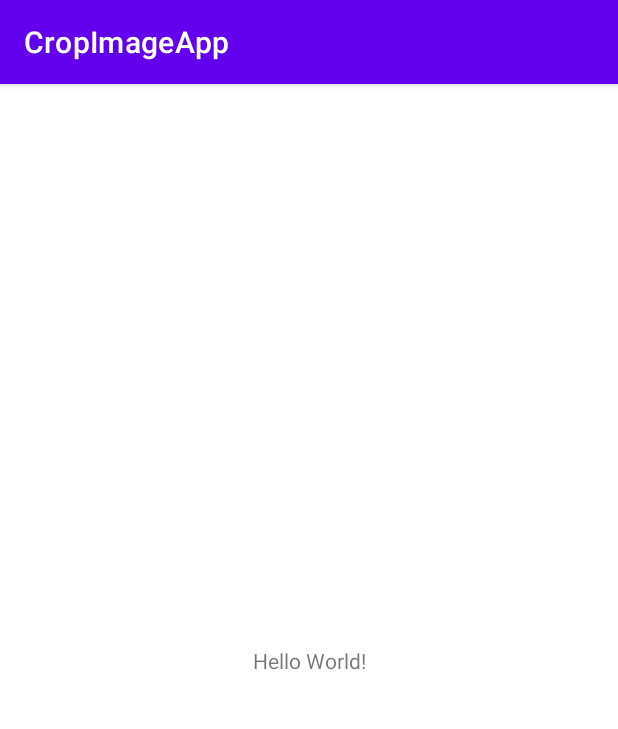
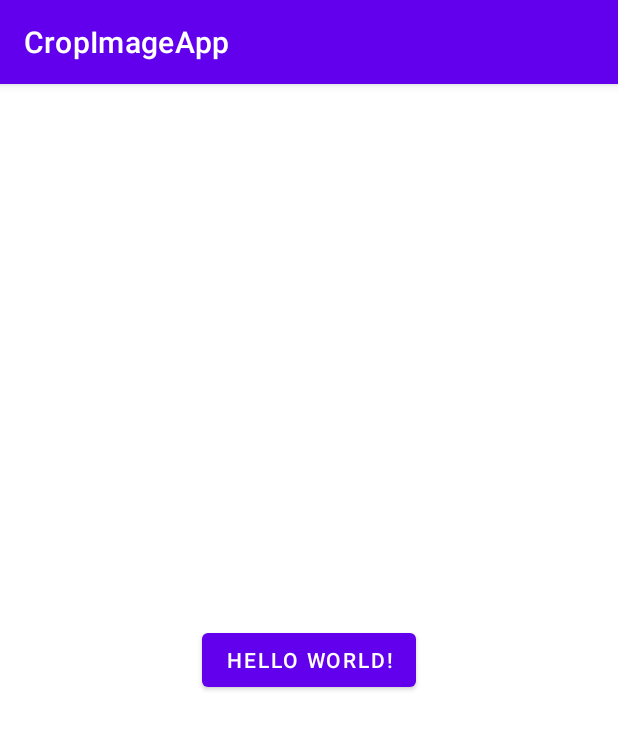
Before and after one commit to AhmedTawfiqM/image-cropper-at, an Android app: the screen it shows after launch (MainActivity), on a phone screen of 412 x 824 dp. Shown: the top 729 px of the screen. Run offline under Robolectric (Android 15) with nearby library versions, the phone set to English and light mode, and no system bars.

```diff
--- a/app/build.gradle
+++ b/app/build.gradle
@@ -39,6 +39,7 @@ dependencies {
     implementation 'androidx.appcompat:appcompat:1.2.0'
     implementation 'com.google.android.material:material:1.3.0'
     implementation 'androidx.constraintlayout:constraintlayout:2.0.4'
+    implementation project(':image-cropper')
 
     testImplementation 'junit:junit:4.+'
     androidTestImplementation 'androidx.test.ext:junit:1.1.2'
--- a/app/src/main/AndroidManifest.xml
+++ b/app/src/main/AndroidManifest.xml
@@ -9,6 +9,8 @@
         android:roundIcon="@mipmap/ic_launcher_round"
         android:supportsRtl="true"
         android:theme="@style/Theme.CropImageApp">
+
+
         <activity android:name=".MainActivity">
             <intent-filter>
                 <action android:name="android.intent.action.MAIN" />
@@ -18,6 +20,7 @@
         </activity>
 
 
+        <activity android:name="com.atdev.image_cropper.CropImageActivity" />
 
     </application>
 
--- a/app/src/main/java/com/atdev/cropimageapp/MainActivity.kt
+++ b/app/src/main/java/com/atdev/cropimageapp/MainActivity.kt
@@ -2,10 +2,20 @@ package com.atdev.cropimageapp
 
 import androidx.appcompat.app.AppCompatActivity
 import android.os.Bundle
+import android.widget.Button
+import android.widget.Toast
+import com.atdev.image_cropper.ImageCropper
 
 class MainActivity : AppCompatActivity() {
     override fun onCreate(savedInstanceState: Bundle?) {
         super.onCreate(savedInstanceState)
         setContentView(R.layout.activity_main)
+
+        val btnStartCrop= findViewById<Button>(R.id.btnStartCrop)
+        btnStartCrop.setOnClickListener {
+            ImageCropper(this).start {
+                Toast.makeText(this,"result ${it.data}",Toast.LENGTH_LONG).show()
+            }
+        }
     }
 }
--- a/app/src/main/res/layout/activity_main.xml
+++ b/app/src/main/res/layout/activity_main.xml
@@ -6,7 +6,8 @@
     android:layout_height="match_parent"
     tools:context=".MainActivity">
 
-    <TextView
+    <Button
+        android:id="@+id/btnStartCrop"
         android:layout_width="wrap_content"
         android:layout_height="wrap_content"
         android:text="Hello World!"
```
Also changed, not shown: image-cropper/src/main/java/com/atdev/image_cropper/CropImageAnimation.java (+0 -11 lines), image-cropper/src/main/java/com/atdev/image_cropper/CropOverlayView.java (+0 -12 lines).
